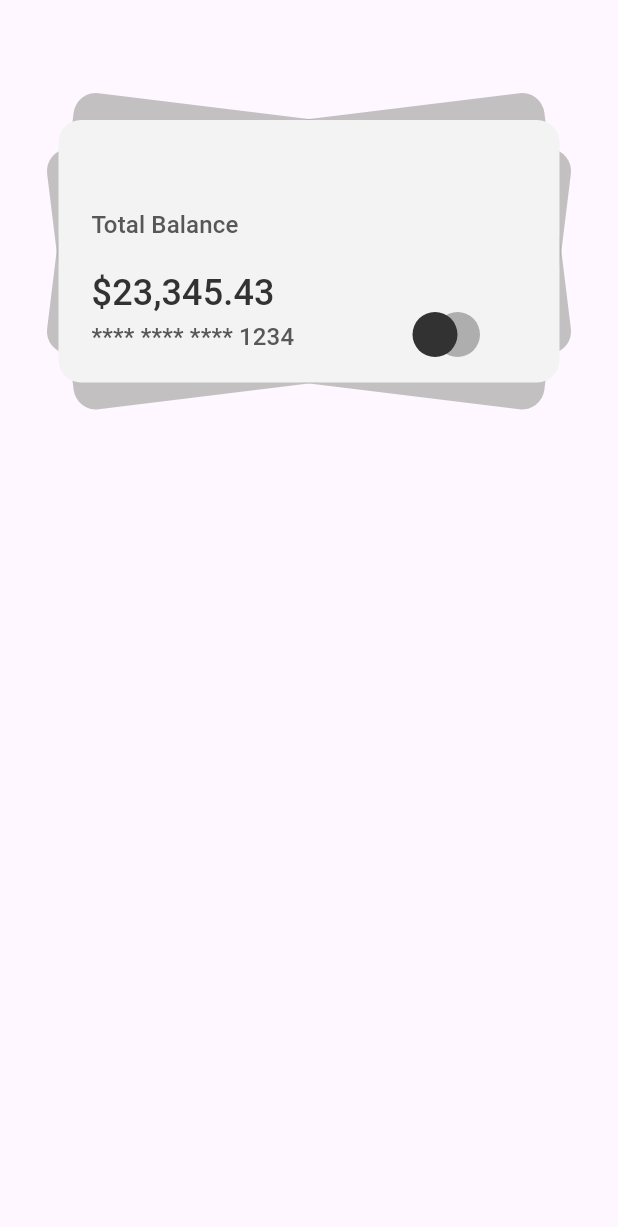
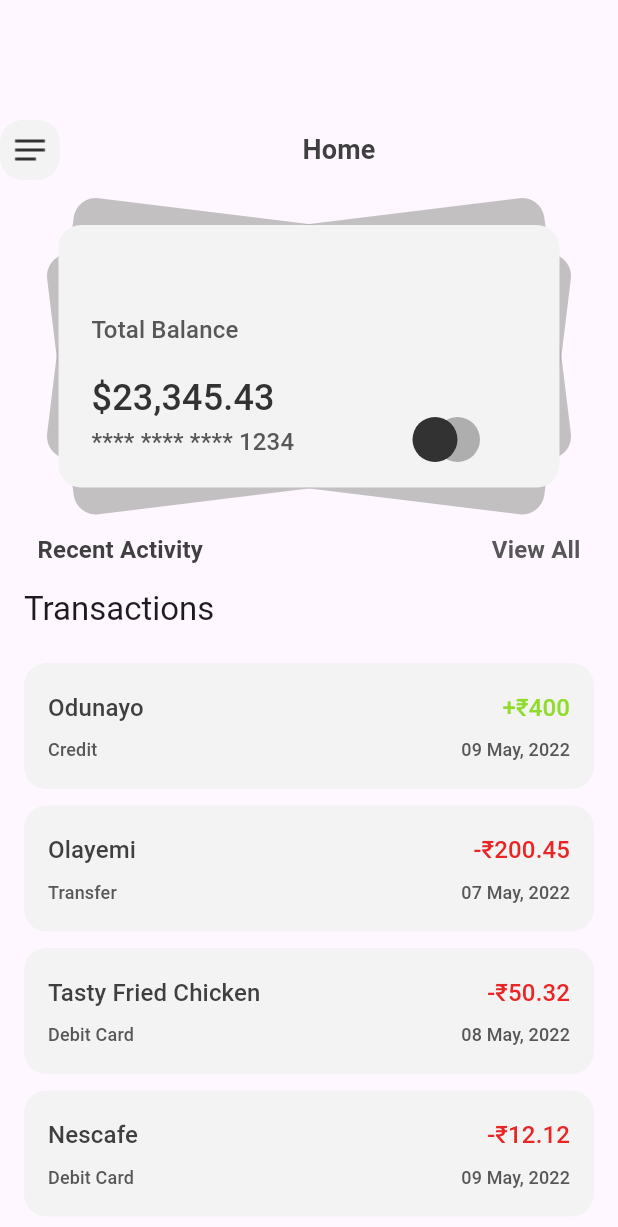
Before and after one commit to Deepak-10439/Expense-Tracker-Flutter-app, a Flutter app: the screen it shows after launch, on a phone screen of 412 x 824 dp. Shown: the top 1227 px of the screen. Run offline on Flutter 3.47's test engine with Material 3 defaults, Android fonts, the phone set to English and light mode, and no system bars.

Commit message:
Completed home layout and design

```diff
--- a/lib/CardDetails.dart
+++ b/lib/CardDetails.dart
@@ -7,12 +7,12 @@ class CardFrame extends StatelessWidget {
   final double height;
 
   const CardFrame({
-    Key? key,
+    super.key,
     required this.backgroundColor,
     required this.rotationZ,
     required this.width,
     required this.height,
-  }) : super(key: key);
+  });
 
   @override
   Widget build(BuildContext context) {
--- a/lib/HomeScreen.dart
+++ b/lib/HomeScreen.dart
@@ -1,5 +1,6 @@
 import 'package:flutter/material.dart';
 import 'CardDetails.dart';
+import 'expensedetails.dart';
 
 class HomeScreen extends StatelessWidget {
   final Function(NavigatorState)? navController;
@@ -13,15 +14,42 @@ class HomeScreen extends StatelessWidget {
         children: [
           const SizedBox(height: 80), // Spacer equivalent
           Row(
+            mainAxisAlignment: MainAxisAlignment.spaceBetween,
             children: [
-              Container(), // Empty Box equivalent
+              Container(
+                width: 40,
+                height: 40,
+                decoration: BoxDecoration(
+                  color: Color(0xFFF3F3F3),
+                  borderRadius: BorderRadius.circular(15),
+                ),
+                child: Padding(
+                  padding: const EdgeInsets.all(8.0),
+                  child: Image.asset(
+                    'assets/images/menu_03.png',
+                    width: 40,
+                    height: 25,
+                  ),
+                ),
+              ),
+              const Text(
+                "Home",
+                style: TextStyle(
+                  fontSize: 18.0,
+                  fontWeight: FontWeight.w600,
+                  color: Color(0xFF3F3F3F),
+                  letterSpacing: 0.1,
+                ),
+              ),
+              Container(), // Empty Box equivalent for alignment
             ],
           ),
+          const SizedBox(height: 30), // Spacer equivalent
           const Stack(
             children: [
               Positioned(
                 child: CardFrame(
-                  backgroundColor: const Color(0xBDAFADAD),
+                  backgroundColor: Color(0xBDAFADAD),
                   rotationZ: 7.0,
                   width: 334.0,
                   height: 175.0,
@@ -29,7 +57,7 @@ class HomeScreen extends StatelessWidget {
               ),
               Positioned(
                 child: CardFrame(
-                  backgroundColor: const Color(0xBDAFADAD),
+                  backgroundColor:  Color(0xBDAFADAD),
                   rotationZ: -7.0,
                   width: 334.0,
                   height: 175.0,
@@ -37,7 +65,7 @@ class HomeScreen extends StatelessWidget {
               ),
               Positioned(
                 child: CardFrame(
-                  backgroundColor: const Color(0xFFF3F3F3),
+                  backgroundColor:  Color(0xFFF3F3F3),
                   rotationZ: 0.0,
                   width: 334.0,
                   height: 175.0,
@@ -45,6 +73,46 @@ class HomeScreen extends StatelessWidget {
               ),
             ],
           ),
+          const SizedBox(height: 30), // Spacer equivalent
+          const Expanded(
+            child: Column(
+              children: [
+                Row(
+                  mainAxisAlignment: MainAxisAlignment.spaceBetween,
+                  children: [
+                    Padding(
+                      padding: EdgeInsets.only(left: 25.0),
+                      child: Text(
+                        "Recent Activity",
+                        style: TextStyle(
+                          fontSize: 16.0,
+                          fontWeight: FontWeight.w600,
+                          color: Color(0xFF3F3F3F),
+                          letterSpacing: 0.1,
+                        ),
+                      ),
+                    ),
+                    Padding(
+                      padding: EdgeInsets.only(right: 25.0),
+                      child: Text(
+                        "View All",
+                        style: TextStyle(
+                          fontSize: 16.0,
+                          fontWeight: FontWeight.w600,
+                          color: Color(0xFF575757),
+                          letterSpacing: 0.1,
+                        ),
+                      ),
+                    ),
+                  ],
+                ),
+                // SizedBox(height: 0), // Spacer equivalent
+                Expanded(
+                  child: TransactionsListPreview(),
+                ),
+              ],
+            ),
+          ),
         ],
       ),
     );
--- /dev/null
+++ b/lib/expensedetails.dart
@@ -0,0 +1,169 @@
+import 'package:flutter/material.dart';
+
+// Data class equivalent in Dart
+class TransactionData {
+  final String source;
+  final String amount;
+  final String date;
+  final String mode;
+  final bool isIncome;
+
+  TransactionData({
+    required this.source,
+    required this.amount,
+    required this.date,
+    required this.mode,
+    required this.isIncome,
+  });
+}
+
+// Transaction Item Widget
+class TransactionItem extends StatelessWidget {
+  final String source;
+  final String amount;
+  final String date;
+  final String mode;
+  final bool isIncome;
+
+  const TransactionItem({
+    super.key,
+    required this.source,
+    required this.amount,
+    required this.date,
+    required this.mode,
+    required this.isIncome,
+  });
+
+  @override
+  Widget build(BuildContext context) {
+    return Container(
+      padding: const EdgeInsets.symmetric(horizontal: 16.0, vertical: 18.0),
+      margin: const EdgeInsets.symmetric(horizontal: 16.0),
+      decoration: BoxDecoration(
+        color: const Color(0xfff3f3f3),
+        borderRadius: BorderRadius.circular(15.0),
+      ),
+      child: Column(
+        crossAxisAlignment: CrossAxisAlignment.start,
+        mainAxisAlignment: MainAxisAlignment.spaceBetween,
+        children: [
+          // Row for source and amount
+          Row(
+            mainAxisAlignment: MainAxisAlignment.spaceBetween,
+            children: [
+              Text(
+                source,
+                style: const TextStyle(
+                  color: Color(0xff3f3f3f),
+                  fontSize: 16.0,
+                  fontWeight: FontWeight.w500,
+                  letterSpacing: 0.1,
+                ),
+              ),
+              Text(
+                isIncome ? "+₹$amount" : "-₹$amount",
+                style: TextStyle(
+                  color: isIncome
+                      ? const Color(0xff90dc2c)
+                      : const Color(0xffea2525),
+                  fontSize: 16.0,
+                  fontWeight: FontWeight.w500,
+                  letterSpacing: 0.1,
+                ),
+              ),
+            ],
+          ),
+          const SizedBox(height: 8.0),
+          // Row for date and mode
+          Row(
+            mainAxisAlignment: MainAxisAlignment.spaceBetween,
+            children: [
+              Text(
+                mode,
+                style: const TextStyle(
+                  color: Color(0xff575757),
+                  fontSize: 12.0,
+                  fontWeight: FontWeight.w500,
+                  letterSpacing: 0.1,
+                ),
+              ),
+              Text(
+                date,
+                style: const TextStyle(
+                  color: Color(0xff575757),
+                  fontSize: 12.0,
+                  fontWeight: FontWeight.w500,
+                  letterSpacing: 0.1,
+                ),
+              ),
+            ],
+          ),
+        ],
+      ),
+    );
+  }
+}
+
+// Update the TransactionsList widget to use a ListView.builder for better performance
+class TransactionsList extends StatelessWidget {
+  final List<TransactionData> transactions;
+
+  const TransactionsList({
+    super.key,
+    required this.transactions,
+  });
+
+  @override
+  Widget build(BuildContext context) {
+    return ListView.builder(
+      padding: const EdgeInsets.only(top: 8.0),
+      itemCount: transactions.length,
+      itemBuilder: (context, index) {
+        final transaction = transactions[index];
+        return Column(
+          children: [
+            TransactionItem(
+              source: transaction.source,
+              amount: transaction.amount,
+              date: transaction.date,
+              mode: transaction.mode,
+              isIncome: transaction.isIncome,
+            ),
+            const SizedBox(height: 11.0), // Space between items
+          ],
+        );
+      },
+    );
+  }
+}
+
+class TransactionsListPreview extends StatelessWidget {
+  const TransactionsListPreview({super.key});
+
+  @override
+  Widget build(BuildContext context) {
+    final sampleTransactions = [
+      TransactionData(source: "Odunayo", amount: "400", date: "09 May, 2022", mode: "Credit", isIncome: true),
+      TransactionData(source: "Olayemi", amount: "200.45", date: "07 May, 2022", mode: "Transfer", isIncome: false),
+      TransactionData(source: "Tasty Fried Chicken", amount: "50.32", date: "08 May, 2022", mode: "Debit Card", isIncome: false),
+      TransactionData(source: "Nescafe", amount: "12.12", date: "09 May, 2022", mode: "Debit Card", isIncome: false),
+      TransactionData(source: "Odunayo", amount: "400", date: "09 May, 2022", mode: "Credit", isIncome: true),
+      TransactionData(source: "Olayemi", amount: "200.45", date: "07 May, 2022", mode: "Transfer", isIncome: false),
+      TransactionData(source: "Tasty Fried Chicken", amount: "50.32", date: "08 May, 2022", mode: "Debit Card", isIncome: false),
+      TransactionData(source: "Nescafe", amount: "12.12", date: "09 May, 2022", mode: "Debit Card", isIncome: false),
+      TransactionData(source: "Odunayo", amount: "400", date: "09 May, 2022", mode: "Credit", isIncome: true),
+    ];
+
+    return Scaffold(
+      appBar: AppBar(title: const Text('Transactions')),
+      body: Column(
+        children: [
+          // Other widgets can be added here if needed
+          Expanded(
+            child: TransactionsList(transactions: sampleTransactions),
+          ),
+        ],
+      ),
+    );
+  }
+}
--- a/lib/main.dart
+++ b/lib/main.dart
@@ -1,4 +1,4 @@
-import 'package:expense_tracker_flutter/HomeScreen.dart';
+import 'package:expense_tracker_flutter/homeScreen.dart';
 import 'package:flutter/material.dart';
 
 void main() {
--- a/pubspec.yaml
+++ b/pubspec.yaml
@@ -59,7 +59,8 @@ flutter:
   uses-material-design: true
 
   # To add assets to your application, add an assets section, like this:
-  # assets:
+  assets:
+    - assets/images/menu_03.png
   #   - images/a_dot_burr.jpeg
   #   - images/a_dot_ham.jpeg
 
```
Also changed, not shown: assets/images/home-05.png (added), assets/images/menu_03.png (added).
